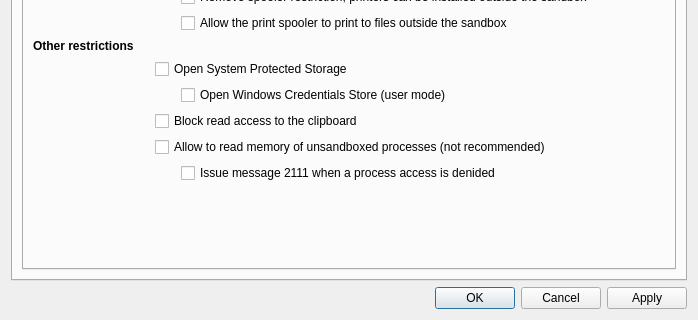
sandboxie-plus/Sandboxie, file SandboxiePlus/SandMan/Forms/OptionsWindow.ui: the form before one commit; both pictures show x 0 to 698 and y 212 to 532 of the 698 by 532 pixel window.
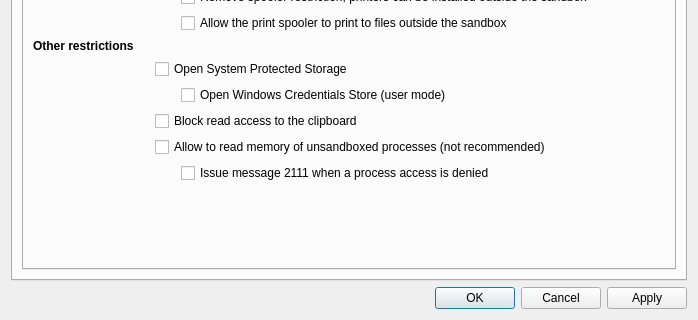
The form after the commit. The open tabs and pages were chosen to show the change.

Diff of the .ui file:
```diff
--- a/SandboxiePlus/SandMan/Forms/OptionsWindow.ui
+++ b/SandboxiePlus/SandMan/Forms/OptionsWindow.ui
@@ -739,7 +739,7 @@
                <item row="12" column="2">
                 <widget class="QCheckBox" name="chkVmReadNotify">
                  <property name="text">
-                  <string>Issue message 2111 when a process access is denided</string>
+                  <string>Issue message 2111 when a process access is denied</string>
                  </property>
                 </widget>
                </item>
```
